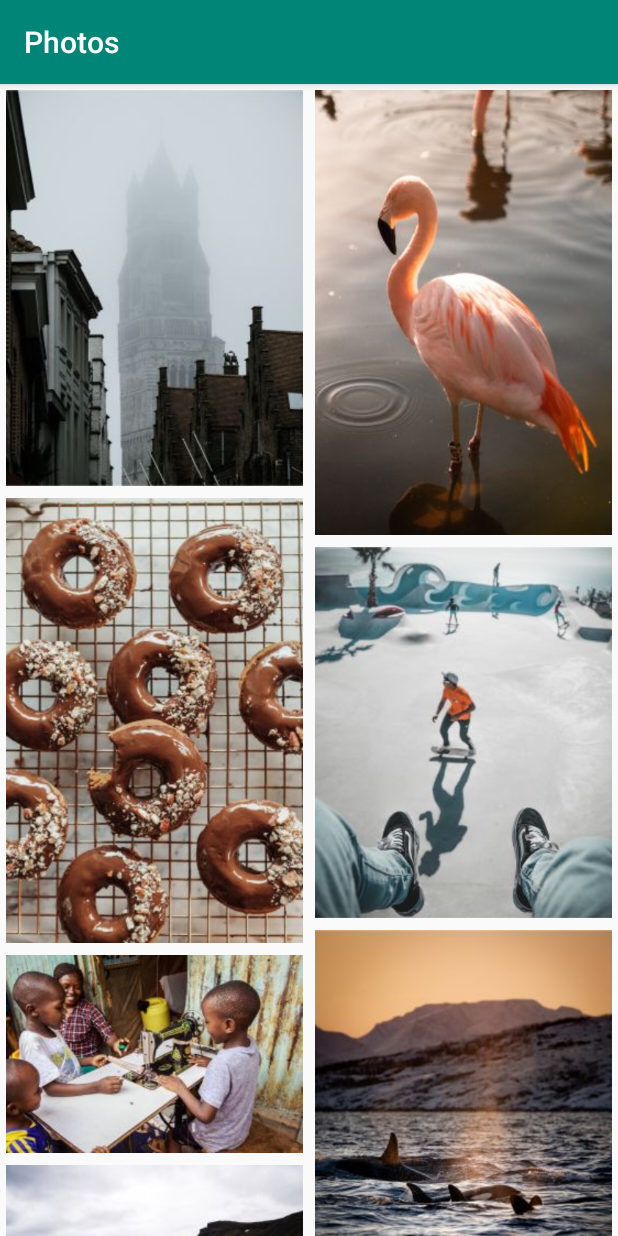
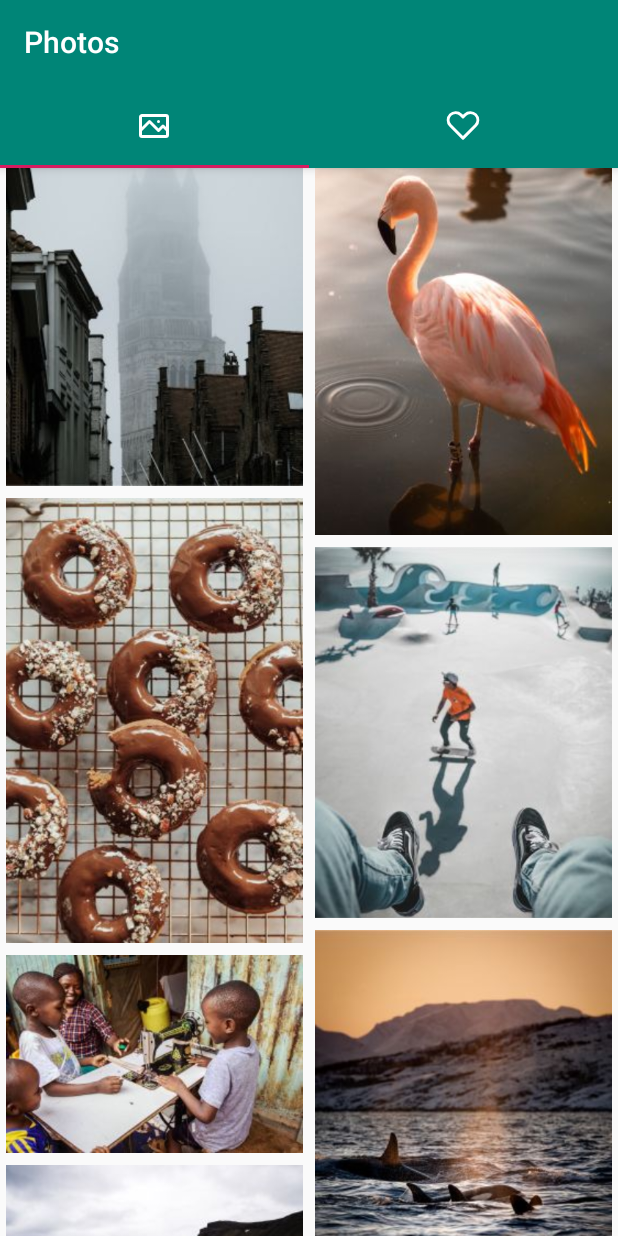
Before and after one commit to r-freeman/photos, an Android app: the screen it shows after launch (MainActivity), on a phone screen of 412 x 824 dp. Run offline under Robolectric (Android 15) with nearby library versions, the phone set to English and light mode, and no system bars; our stand-ins replace ButterKnife, Room's generated code.

Commit message:
Added tab navigation to MainActivity

```diff
--- a/app/src/main/AndroidManifest.xml
+++ b/app/src/main/AndroidManifest.xml
@@ -9,13 +9,14 @@
         android:label="@string/app_name"
         android:roundIcon="@mipmap/ic_launcher_round"
         android:supportsRtl="true"
-        android:theme="@style/AppTheme"
+        android:theme="@style/AppTheme.NoActionBar"
         tools:ignore="GoogleAppIndexingWarning">
         <activity
             android:name=".PhotoActivity"
             android:label="@string/title_activity_photo"
-            android:theme="@style/AppTheme.NoActionBar"
-            android:parentActivityName=".MainActivity" />
+            android:parentActivityName=".MainActivity"
+            android:theme="@style/AppTheme.NoActionBar" />
+
         <meta-data
             android:name="android.support.PARENT_ACTIVITY"
             android:value="com.example.photos.MainActivity" />
--- a/app/src/main/res/layout/activity_main.xml
+++ b/app/src/main/res/layout/activity_main.xml
@@ -1,22 +1,45 @@
 <?xml version="1.0" encoding="utf-8"?>
-<androidx.constraintlayout.widget.ConstraintLayout xmlns:android="http://schemas.android.com/apk/res/android"
+<androidx.coordinatorlayout.widget.CoordinatorLayout xmlns:android="http://schemas.android.com/apk/res/android"
     xmlns:app="http://schemas.android.com/apk/res-auto"
     xmlns:tools="http://schemas.android.com/tools"
     android:layout_width="match_parent"
     android:layout_height="match_parent"
     tools:context=".MainActivity">
 
-    <androidx.recyclerview.widget.RecyclerView
-        android:id="@+id/recycler_view"
-        android:layout_width="0dp"
-        android:layout_height="0dp"
-        android:clickable="true"
-        android:focusable="true"
-        android:focusableInTouchMode="true"
-        android:scrollbars="none"
-        app:layout_constraintBottom_toBottomOf="parent"
-        app:layout_constraintLeft_toLeftOf="parent"
-        app:layout_constraintRight_toRightOf="parent"
-        app:layout_constraintTop_toTopOf="parent" />
+    <com.google.android.material.appbar.AppBarLayout
+        android:layout_width="match_parent"
+        android:layout_height="wrap_content"
+        android:theme="@style/AppTheme.AppBarOverlay">
 
-</androidx.constraintlayout.widget.ConstraintLayout>
+        <androidx.appcompat.widget.Toolbar
+            app:title="@string/app_name"
+            android:id="@+id/toolbar_main"
+            android:layout_width="match_parent"
+            android:layout_height="?attr/actionBarSize"
+            android:background="?attr/colorPrimary"
+            app:popupTheme="@style/AppTheme.PopupOverlay"
+            app:layout_scrollFlags="scroll|enterAlways|snap"/>
+
+        <com.google.android.material.tabs.TabLayout
+                android:id="@+id/tabs"
+                android:layout_width="match_parent"
+                android:layout_height="?attr/actionBarSize"
+                app:tabIconTint="@color/white"
+                app:tabIndicatorColor="@color/colorAccent">
+
+                <com.google.android.material.tabs.TabItem
+                    android:icon="@drawable/ic_photo"
+                    android:layout_width="wrap_content"
+                    android:layout_height="wrap_content" />
+                <com.google.android.material.tabs.TabItem
+                    android:icon="@drawable/ic_heart"
+                    android:layout_width="wrap_content"
+                    android:layout_height="wrap_content" />
+
+            </com.google.android.material.tabs.TabLayout>
+
+    </com.google.android.material.appbar.AppBarLayout>
+
+    <include layout="@layout/content_main" />
+
+</androidx.coordinatorlayout.widget.CoordinatorLayout>
--- a/app/src/main/res/layout/activity_photo.xml
+++ b/app/src/main/res/layout/activity_photo.xml
@@ -7,6 +7,7 @@
     tools:context=".PhotoActivity">
 
     <com.google.android.material.appbar.AppBarLayout
+        android:id="@+id/toolbar_photo"
         android:layout_width="match_parent"
         android:layout_height="wrap_content"
         android:theme="@style/AppTheme.AppBarOverlay">
--- /dev/null
+++ b/app/src/main/res/layout/content_main.xml
@@ -0,0 +1,23 @@
+<?xml version="1.0" encoding="utf-8"?>
+<androidx.constraintlayout.widget.ConstraintLayout xmlns:android="http://schemas.android.com/apk/res/android"
+    xmlns:app="http://schemas.android.com/apk/res-auto"
+    xmlns:tools="http://schemas.android.com/tools"
+    android:layout_width="match_parent"
+    android:layout_height="match_parent"
+    tools:context=".MainActivity">
+
+    <androidx.recyclerview.widget.RecyclerView
+        android:id="@+id/recycler_view"
+        android:layout_width="0dp"
+        android:layout_height="0dp"
+        android:clickable="true"
+        android:focusable="true"
+        android:focusableInTouchMode="true"
+        android:scrollbars="none"
+        android:layout_marginTop="?attr/actionBarSize"
+        app:layout_constraintBottom_toBottomOf="parent"
+        app:layout_constraintLeft_toLeftOf="parent"
+        app:layout_constraintRight_toRightOf="parent"
+        app:layout_constraintTop_toTopOf="parent" />
+
+</androidx.constraintlayout.widget.ConstraintLayout>
```
